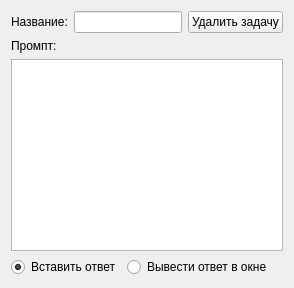
Above: taskwidget.ui from avin/desktop-llm-helper before the change. Below: the same form after it.
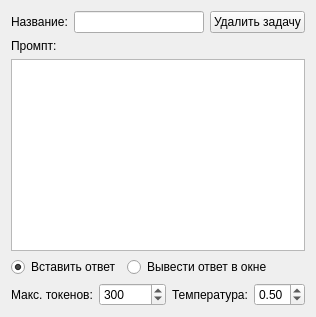
That is the form after the change.

```diff
--- a/taskwidget.ui
+++ b/taskwidget.ui
@@ -58,6 +58,38 @@
      </item>
     </layout>
    </item>
+   <!-- Новые параметры -->
+   <item>
+    <layout class="QHBoxLayout" name="horizontalLayoutParams">
+     <property name="spacing"><number>6</number></property>
+     <item>
+      <widget class="QLabel" name="labelMaxTokens">
+       <property name="text"><string>Макс. токенов:</string></property>
+      </widget>
+     </item>
+     <item>
+      <widget class="QSpinBox" name="spinBoxMaxTokens">
+       <property name="minimum"><number>1</number></property>
+       <property name="maximum"><number>1000000</number></property>
+       <property name="value"><number>300</number></property>
+      </widget>
+     </item>
+     <item>
+      <widget class="QLabel" name="labelTemperature">
+       <property name="text"><string>Температура:</string></property>
+      </widget>
+     </item>
+     <item>
+      <widget class="QDoubleSpinBox" name="doubleSpinBoxTemperature">
+       <property name="minimum"><double>0.0</double></property>
+       <property name="maximum"><double>1.0</double></property>
+       <property name="singleStep"><double>0.1</double></property>
+       <property name="value"><double>0.5</double></property>
+       <property name="decimals"><number>2</number></property>
+      </widget>
+     </item>
+    </layout>
+   </item>
   </layout>
  </widget>
  <resources/>
```
